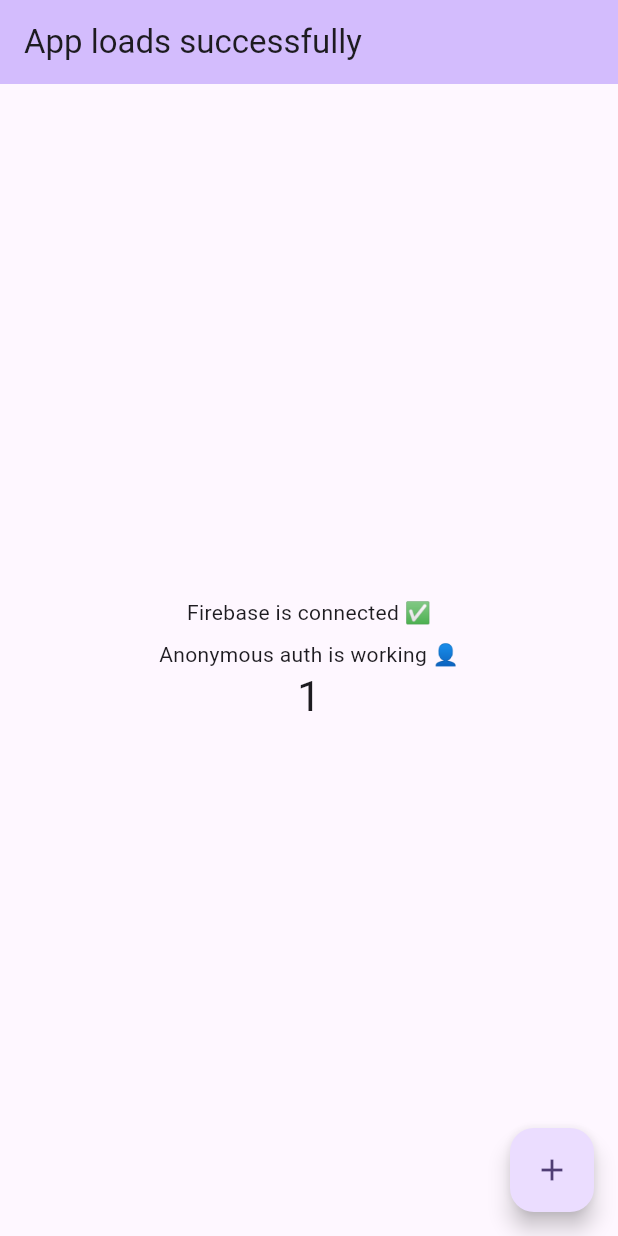
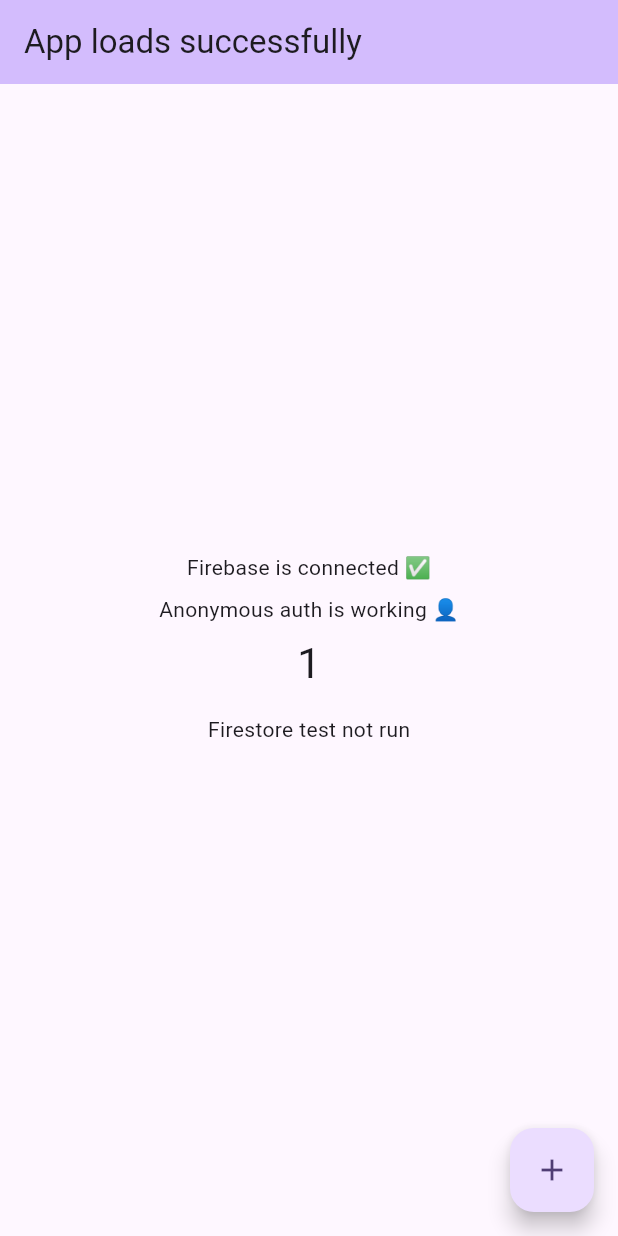
Before and after one commit to thePrime-X/auri-journey, a Flutter app: the screen it shows after launch, on a phone screen of 412 x 824 dp. Run offline on Flutter 3.47's test engine with Material 3 defaults, Android fonts, the phone set to English and light mode, and no system bars; our stand-ins replace cloud_firestore, firebase_auth, firebase_core; accounts and stored records are empty; network calls fail; statements that could not run were skipped.

Commit message:
made the test-write debug-only to prevent junk memory

```diff
--- a/lib/main.dart
+++ b/lib/main.dart
@@ -1,8 +1,9 @@
+import 'package:flutter/foundation.dart';
 import 'package:flutter/material.dart';
 import 'package:firebase_core/firebase_core.dart';
 import 'package:firebase_auth/firebase_auth.dart';
+import 'package:cloud_firestore/cloud_firestore.dart';
 import 'firebase_options.dart';
-import 'package:cloud_firestore/cloud_firestore.dart';
 
 class FirestoreService {
   final FirebaseFirestore _db = FirebaseFirestore.instance;
@@ -27,11 +28,11 @@ class AuthService {
 Future<void> main() async {
   WidgetsFlutterBinding.ensureInitialized();
 
-  await Firebase.initializeApp(options: DefaultFirebaseOptions.currentPlatform);
+  await Firebase.initializeApp(
+    options: DefaultFirebaseOptions.currentPlatform,
+  );
 
   await AuthService().signInAnonymously();
-
-  await FirestoreService().testWrite();
 
   runApp(const MyApp());
 }
@@ -62,11 +63,29 @@ class MyHomePage extends StatefulWidget {
 
 class _MyHomePageState extends State<MyHomePage> {
   int _counter = 1;
+  String _firestoreStatus = 'Firestore test not run';
 
   void _incrementCounter() {
     setState(() {
       _counter++;
     });
+  }
+
+  Future<void> _runDebugFirestoreTest() async {
+    try {
+      await FirestoreService().testWrite();
+
+      if (!mounted) return;
+      setState(() {
+        _firestoreStatus = 'Firestore test write successful ✅';
+      });
+    } catch (e) {
+      if (!mounted) return;
+      setState(() {
+        _firestoreStatus = 'Firestore test failed ❌';
+      });
+      debugPrint('Firestore error: $e');
+    }
   }
 
   @override
@@ -83,10 +102,19 @@ class _MyHomePageState extends State<MyHomePage> {
             const Text('Firebase is connected ✅'),
             const SizedBox(height: 8),
             const Text('Anonymous auth is working 👤'),
+            const SizedBox(height: 8),
             Text(
               '$_counter',
               style: Theme.of(context).textTheme.headlineMedium,
             ),
+            const SizedBox(height: 16),
+            Text(_firestoreStatus),
+            const SizedBox(height: 16),
+            if (kDebugMode)
+              ElevatedButton(
+                onPressed: _runDebugFirestoreTest,
+                child: const Text('Test Firestore Write'),
+              ),
           ],
         ),
       ),
```
